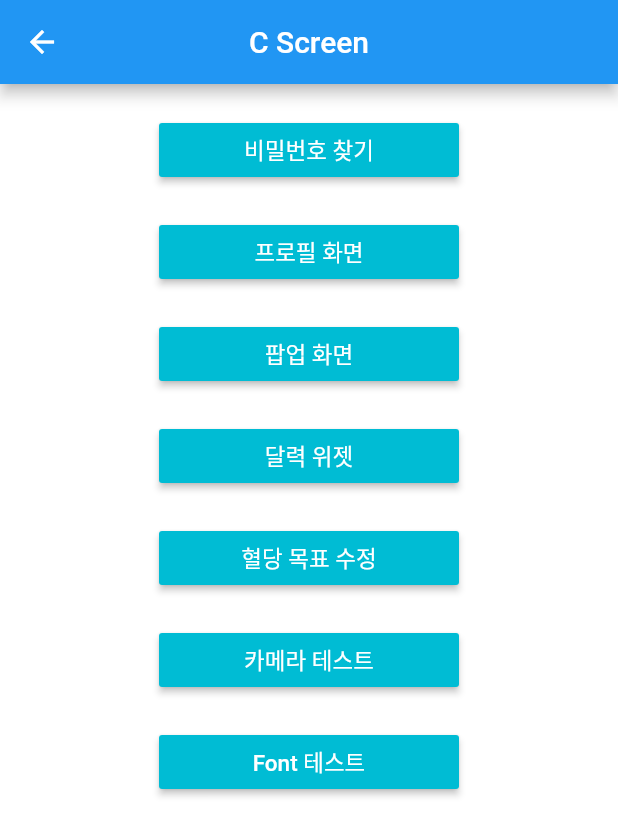
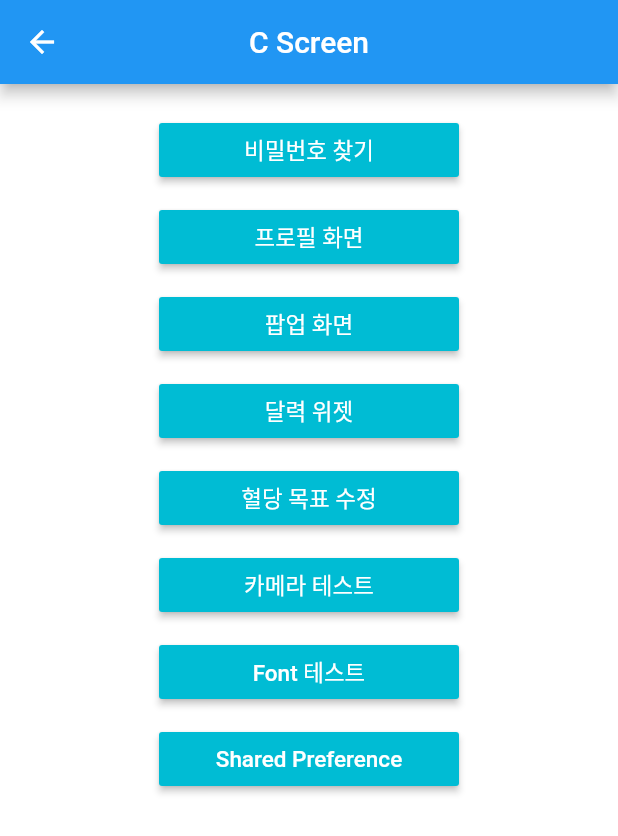
Before and after one commit to Kimsangwon0509/flutter-study, a Flutter app: the CScreen screen opened by its route, on a phone screen of 412 x 824 dp. Shown: the top 836 px of the screen. Run offline on Flutter 3.47's test engine with Material 2 defaults, Android fonts, the phone set to English and light mode, and no system bars; our stand-ins replace camera, charts_flutter, firebase_auth, firebase_crashlytics, firebase_messaging, flutter_calendar_carousel and 9 more; missing offline and left inert: apple_sign_in, calendar_strip, flutter_clean_calendar; accounts and stored records are empty.

Commit message:
Shared Preference Sign IN

```diff
--- a/lib/screens/c_screen.dart
+++ b/lib/screens/c_screen.dart
@@ -6,6 +6,8 @@ import 'package:flutter_study/screens/c/calender_screen.dart';
 import 'package:flutter_study/screens/c/alertbridge.dart';
 import 'package:flutter_study/screens/c/camera_test.dart';
 import 'package:flutter_study/screens/c/font_test.dart';
+
+import 'package:flutter_study/screens/c/shared_preference_test.dart';
 
 class CScreen extends StatelessWidget {
   static const String id = 'c_screen';
@@ -42,7 +44,7 @@ class CScreen extends StatelessWidget {
                     },
                   ),
                 ),
-                SizedBox(height: 20.0),
+                SizedBox(height: 10.0),
                 Container(
                   width: 200.0,
                   child: MaterialButton(
@@ -57,7 +59,7 @@ class CScreen extends StatelessWidget {
                     },
                   ),
                 ),
-                SizedBox(height: 20.0),
+                SizedBox(height: 10.0),
                 Container(
                   width: 200.0,
                   child: MaterialButton(
@@ -71,7 +73,7 @@ class CScreen extends StatelessWidget {
                     },
                   ),
                 ),
-                SizedBox(height: 20.0),
+                SizedBox(height: 10.0),
                 Container(
                   width: 200.0,
                   child: MaterialButton(
@@ -85,7 +87,7 @@ class CScreen extends StatelessWidget {
                     },
                   ),
                 ),
-                SizedBox(height: 20.0),
+                SizedBox(height: 10.0),
                 Container(
                   width: 200.0,
                   child: MaterialButton(
@@ -100,7 +102,7 @@ class CScreen extends StatelessWidget {
                     },
                   ),
                 ),
-                SizedBox(height: 20.0),
+                SizedBox(height: 10.0),
                 Container(
                   width: 200.0,
                   child: MaterialButton(
@@ -115,7 +117,7 @@ class CScreen extends StatelessWidget {
                     },
                   ),
                 ),
-                SizedBox(height: 20.0),
+                SizedBox(height: 10.0),
                 Container(
                   width: 200.0,
                   child: MaterialButton(
@@ -125,7 +127,24 @@ class CScreen extends StatelessWidget {
                     onPressed: () {
                       Navigator.push(
                         context,
-                        MaterialPageRoute(builder: (context) => FontTest()),
+                        MaterialPageRoute(
+                            builder: (context) => FontTestScreen()),
+                      );
+                    },
+                  ),
+                ),
+                SizedBox(height: 10.0),
+                Container(
+                  width: 200.0,
+                  child: MaterialButton(
+                    color: Colors.cyan,
+                    child: Text('Shared Preference',
+                        style: TextStyle(color: Colors.white)),
+                    onPressed: () {
+                      Navigator.push(
+                        context,
+                        MaterialPageRoute(
+                            builder: (context) => SharedPreferenceScreen()),
                       );
                     },
                   ),
--- a/pubspec.yaml
+++ b/pubspec.yaml
@@ -41,6 +41,7 @@ dependencies:
   flutter_calendar_carousel: ^1.4.11
   table_calendar: ^2.2.2
   google_fonts: ^0.3.9
+  shared_preferences: ^0.5.3+4
 
 dev_dependencies:
   flutter_test:
```
Also changed, not shown: lib/screens/c/shared_preference_test.dart (added, +169 -0 lines), pubspec.lock.
